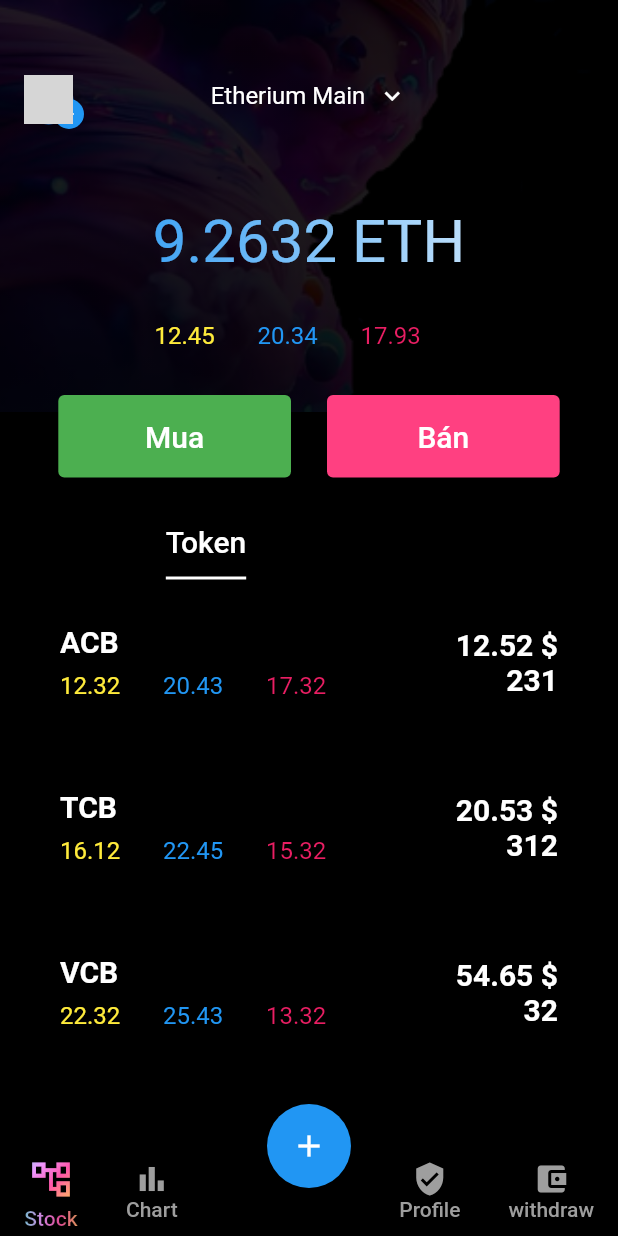
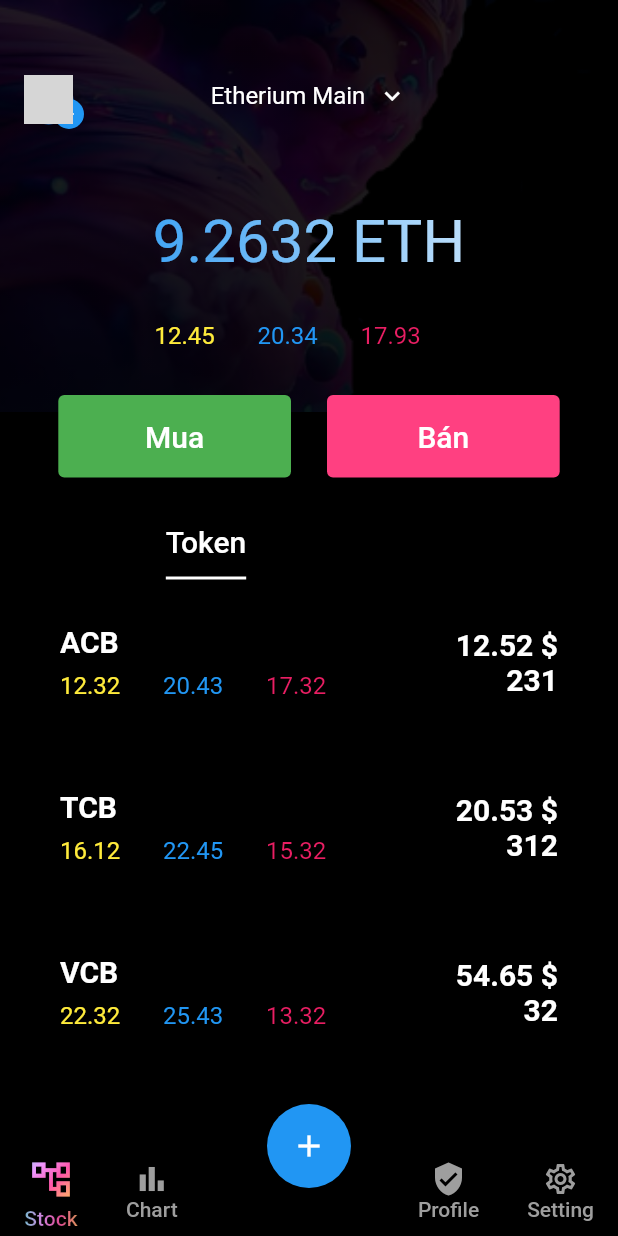
Before and after one commit to tankgon/Crypto_Mobile, a Flutter app: the screen it shows after launch, on a phone screen of 412 x 824 dp. Run offline on Flutter 3.47's test engine with Material 2 defaults, Android fonts, the phone set to English and light mode, and no system bars; network calls fail; Roboto replaces fonts that are missing (montserrat); grey boxes are pictures that could not be loaded.

Commit message:
fix source code

```diff
--- a/lib/src/modules/home/home_page.dart
+++ b/lib/src/modules/home/home_page.dart
@@ -1,13 +1,10 @@
 import 'package:flutter/material.dart';
-import 'package:flutter/services.dart';
 import 'package:movie_flutter/src/modules/stock/stock.dart';
 import 'package:movie_flutter/src/modules/selectCinema/select_cinema_page.dart';
-
-import '../../config/themes/gradien_text.dart';
-import '../../config/themes/gradient_button.dart';
-import '../../config/themes/gradient_icon.dart';
+import 'package:movie_flutter/src/modules/setting/setting.dart';
+import '../../widgets/gradien_text.dart';
+import '../../widgets/gradient_icon.dart';
 import 'components/botton_sheet.dart';
-import 'components/text_number.dart';
 
 class Home extends StatefulWidget {
   const Home({super.key});
@@ -29,6 +26,7 @@ class _HomeState extends State<Home> {
   Widget currentScreent = const MovieDetailPage();
   @override
   Widget build(BuildContext context) {
+    final Size size = MediaQuery.of(context).size;
     return Scaffold(
       body: PageStorage(
         bucket: bucket,
@@ -43,7 +41,7 @@ class _HomeState extends State<Home> {
               context: context,
               backgroundColor: Colors.grey,
               builder: (BuildContext context) {
-                return const BottonSheet();
+                return BottonSheet(size: size);
               });
         },
       ),
@@ -222,7 +220,7 @@ class _HomeState extends State<Home> {
                     minWidth: 40,
                     onPressed: () {
                       setState(() {
-                        currentScreent = SelectCinemaPage();
+                        currentScreent = const Setting();
                         currentTab = 3;
                       });
                     },
@@ -231,7 +229,7 @@ class _HomeState extends State<Home> {
                       children: [
                         currentTab == 3
                             ? const GradientIcon(
-                                Icons.account_balance_wallet,
+                                Icons.settings_outlined,
                                 30,
                                 LinearGradient(
                                   colors: <Color>[
@@ -245,12 +243,12 @@ class _HomeState extends State<Home> {
                                 ),
                               )
                             : const Icon(
-                                Icons.account_balance_wallet,
+                                Icons.settings_outlined,
                                 color: Colors.grey,
                               ),
                         currentTab == 3
                             ? const GradientText(
-                                'withdraw',
+                                'Setting',
                                 gradient: LinearGradient(
                                   colors: [
                                     Color(0xff8AD4EC),
@@ -261,7 +259,7 @@ class _HomeState extends State<Home> {
                                 ),
                               )
                             : const Text(
-                                'withdraw',
+                                'Setting',
                                 style: TextStyle(
                                   color: Colors.grey,
                                 ),
--- /dev/null
+++ b/lib/src/modules/setting/setting.dart
@@ -0,0 +1,11 @@
+import 'package:flutter/cupertino.dart';
+
+class Setting extends StatelessWidget {
+  const Setting({super.key});
+
+  @override
+  Widget build(BuildContext context) {
+    final Size size = MediaQuery.of(context).size;
+    return Container();
+  }
+}
--- /dev/null
+++ b/lib/src/modules/stock/components/stock_item.dart
@@ -0,0 +1,82 @@
+import 'package:flutter/material.dart';
+import 'package:movie_flutter/src/modules/stock/components/value_stock.dart';
+
+class StockItem extends StatelessWidget {
+  const StockItem({
+    Key? key,
+    required this.size,
+    required this.name,
+    required this.san,
+    required this.sann,
+    required this.tran,
+    required this.thamchieu,
+    required this.khoiluong,
+  }) : super(key: key);
+
+  final Size size;
+  final name;
+  final san;
+  final sann;
+  final tran;
+  final thamchieu;
+  final khoiluong;
+
+  @override
+  Widget build(BuildContext context) {
+    return Padding(
+      padding: const EdgeInsets.symmetric(vertical: 30, horizontal: 40),
+      child: Row(
+        mainAxisAlignment: MainAxisAlignment.spaceBetween,
+        children: [
+          SizedBox(
+            child: Column(
+              crossAxisAlignment: CrossAxisAlignment.start,
+              children: [
+                Text(
+                  name,
+                  style: const TextStyle(
+                      fontSize: 20, fontWeight: FontWeight.bold),
+                ),
+                Container(
+                  width: size.width / 2,
+                  padding: const EdgeInsets.only(top: 8),
+                  child: Row(
+                    children: [
+                      ValueStock(
+                        name: sann,
+                        color: Colors.yellow,
+                      ),
+                      ValueStock(
+                        name: tran,
+                        color: Colors.blue,
+                      ),
+                      ValueStock(
+                        name: thamchieu,
+                        color: Colors.pink,
+                      ),
+                    ],
+                  ),
+                ),
+              ],
+            ),
+          ),
+          Column(
+            crossAxisAlignment: CrossAxisAlignment.end,
+            children: [
+              Text(
+                san,
+                style:
+                    const TextStyle(fontSize: 20, fontWeight: FontWeight.bold),
+              ),
+              Text(
+                khoiluong,
+                style:
+                    const TextStyle(fontSize: 20, fontWeight: FontWeight.bold),
+              ),
+            ],
+          )
+        ],
+      ),
+    );
+  }
+}
--- a/lib/src/modules/stock/stock.dart
+++ b/lib/src/modules/stock/stock.dart
@@ -3,7 +3,8 @@
 import 'package:flutter/material.dart';
 import 'components/background_widget.dart';
 import 'components/button_acess.dart';
-import '../../config/themes/gradien_text.dart';
+import '../../widgets/gradien_text.dart';
+import 'components/stock_item.dart';
 import 'components/value_stock.dart';
 
 class MovieDetailPage extends StatefulWidget {
@@ -172,7 +173,7 @@ class _MovieDetailPageState extends State<MovieDetailPage>
                           Column(
                             crossAxisAlignment: CrossAxisAlignment.stretch,
                             children: [
-                              Stock(
+                              StockItem(
                                 size: size,
                                 name: "ACB",
                                 san: "12.52 \$",
@@ -181,7 +182,7 @@ class _MovieDetailPageState extends State<MovieDetailPage>
                                 thamchieu: '17.32',
                                 khoiluong: '231',
                               ),
-                              Stock(
+                              StockItem(
                                 size: size,
                                 name: "TCB",
                                 san: "20.53 \$",
@@ -190,7 +191,7 @@ class _MovieDetailPageState extends State<MovieDetailPage>
                                 thamchieu: '15.32',
                                 khoiluong: '312',
                               ),
-                              Stock(
+                              StockItem(
                                 size: size,
                                 name: "VCB",
                                 san: "54.65 \$",
@@ -227,83 +228,3 @@ class _MovieDetailPageState extends State<MovieDetailPage>
         ));
   }
 }
-
-class Stock extends StatelessWidget {
-  const Stock({
-    Key? key,
-    required this.size,
-    required this.name,
-    required this.san,
-    required this.sann,
-    required this.tran,
-    required this.thamchieu,
-    required this.khoiluong,
-  }) : super(key: key);
-
-  final Size size;
-  final name;
-  final san;
-  final sann;
-  final tran;
-  final thamchieu;
-  final khoiluong;
-
-  @override
-  Widget build(BuildContext context) {
-    return Padding(
-      padding: const EdgeInsets.symmetric(vertical: 30, horizontal: 40),
-      child: Row(
-        mainAxisAlignment: MainAxisAlignment.spaceBetween,
-        children: [
-          SizedBox(
-            child: Column(
-              crossAxisAlignment: CrossAxisAlignment.start,
-              children: [
-                Text(
-                  name,
-                  style: const TextStyle(
-                      fontSize: 20, fontWeight: FontWeight.bold),
-                ),
-                Container(
-                  width: size.width / 2,
-                  padding: const EdgeInsets.only(top: 8),
-                  child: Row(
-                    children: [
-                      ValueStock(
-                        name: sann,
-                        color: Colors.yellow,
-                      ),
-                      ValueStock(
-                        name: tran,
-                        color: Colors.blue,
-                      ),
-                      ValueStock(
-                        name: thamchieu,
-                        color: Colors.pink,
-                      ),
-                    ],
-                  ),
-                ),
-              ],
-            ),
-          ),
-          Column(
-            crossAxisAlignment: CrossAxisAlignment.end,
-            children: [
-              Text(
-                san,
-                style:
-                    const TextStyle(fontSize: 20, fontWeight: FontWeight.bold),
-              ),
-              Text(
-                khoiluong,
-                style:
-                    const TextStyle(fontSize: 20, fontWeight: FontWeight.bold),
-              ),
-            ],
-          )
-        ],
-      ),
-    );
-  }
-}
--- a/lib/src/config/themes/gradient_button.dart
+++ b/lib/src/widgets/gradient_button.dart
@@ -10,7 +10,7 @@ class GradientButton extends StatelessWidget {
     return Container(
       width: double.infinity,
       height: 60,
-      margin: const EdgeInsets.only(top: 80),
+      margin: const EdgeInsets.only(top: 50),
       decoration: const ShapeDecoration(
         shape: StadiumBorder(),
         gradient: LinearGradient(
```
Also changed, not shown: lib/src/modules/home/components/botton_sheet.dart (+13 -8 lines), lib/src/widgets/input_number.dart (added, +33 -0 lines), lib/src/widgets/input_token.dart (added, +32 -0 lines), lib/src/modules/home/components/text_number.dart (deleted), lib/src/widgets/gradien_text.dart (renamed from lib/src/config/themes/gradien_text.dart), lib/src/widgets/gradient_icon.dart (renamed from lib/src/config/themes/gradient_icon.dart).
